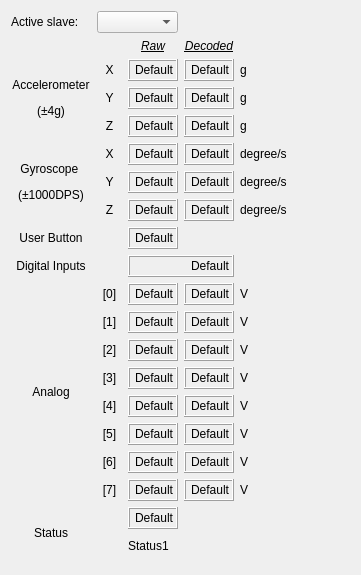
Above: ui/w_manage.ui from JFDuval/flexsea-plan before the change. Below: the same form after it.
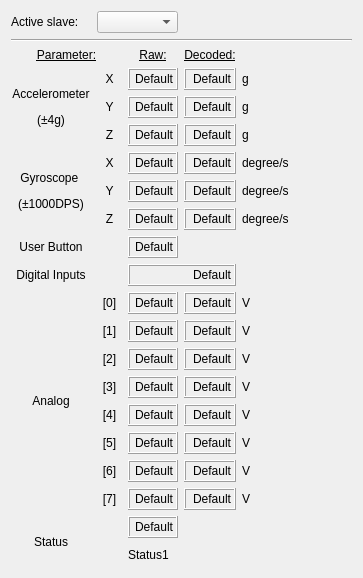
That is the form after the change.

Commit message: Populated the Gossip, Strain & Battery windows. Unified UI styling.

Patch:
```diff
--- a/ui/w_manage.ui
+++ b/ui/w_manage.ui
@@ -43,7 +43,26 @@
      <property name="horizontalSpacing">
       <number>6</number>
      </property>
-     <item row="9" column="2" colspan="2">
+     <item row="9" column="0">
+      <widget class="QLabel" name="label_19">
+       <property name="minimumSize">
+        <size>
+         <width>80</width>
+         <height>0</height>
+        </size>
+       </property>
+       <property name="layoutDirection">
+        <enum>Qt::LeftToRight</enum>
+       </property>
+       <property name="text">
+        <string>User Button</string>
+       </property>
+       <property name="alignment">
+        <set>Qt::AlignCenter</set>
+       </property>
+      </widget>
+     </item>
+     <item row="10" column="2" colspan="2">
       <widget class="QLabel" name="dispDI">
        <property name="minimumSize">
         <size>
@@ -83,7 +102,7 @@
        </property>
       </widget>
      </item>
-     <item row="12" column="2">
+     <item row="13" column="2">
       <widget class="QLabel" name="dispAna2">
        <property name="minimumSize">
         <size>
@@ -123,14 +142,14 @@
        </property>
       </widget>
      </item>
-     <item row="12" column="4">
+     <item row="13" column="4">
       <widget class="QLabel" name="label_109">
        <property name="text">
         <string>V</string>
        </property>
       </widget>
      </item>
-     <item row="12" column="3">
+     <item row="13" column="3">
       <widget class="QLabel" name="dispAna2d">
        <property name="minimumSize">
         <size>
@@ -170,7 +189,7 @@
        </property>
       </widget>
      </item>
-     <item row="13" column="2">
+     <item row="14" column="2">
       <widget class="QLabel" name="dispAna3">
        <property name="minimumSize">
         <size>
@@ -210,14 +229,14 @@
        </property>
       </widget>
      </item>
-     <item row="13" column="4">
+     <item row="14" column="4">
       <widget class="QLabel" name="label_110">
        <property name="text">
         <string>V</string>
        </property>
       </widget>
      </item>
-     <item row="14" column="2">
+     <item row="15" column="2">
       <widget class="QLabel" name="dispAna4">
        <property name="minimumSize">
         <size>
@@ -257,7 +276,7 @@
        </property>
       </widget>
      </item>
-     <item row="13" column="3">
+     <item row="14" column="3">
       <widget class="QLabel" name="dispAna3d">
        <property name="minimumSize">
         <size>
@@ -297,14 +316,14 @@
        </property>
       </widget>
      </item>
-     <item row="14" column="4">
+     <item row="15" column="4">
       <widget class="QLabel" name="label_111">
        <property name="text">
         <string>V</string>
        </property>
       </widget>
      </item>
-     <item row="14" column="3">
+     <item row="15" column="3">
       <widget class="QLabel" name="dispAna4d">
        <property name="minimumSize">
         <size>
@@ -344,7 +363,7 @@
        </property>
       </widget>
      </item>
-     <item row="15" column="2">
+     <item row="16" column="2">
       <widget class="QLabel" name="dispAna5">
        <property name="minimumSize">
         <size>
@@ -384,14 +403,14 @@
        </property>
       </widget>
      </item>
-     <item row="15" column="4">
+     <item row="16" column="4">
       <widget class="QLabel" name="label_112">
        <property name="text">
         <string>V</string>
        </property>
       </widget>
      </item>
-     <item row="15" column="3">
+     <item row="16" column="3">
       <widget class="QLabel" name="dispAna5d">
        <property name="minimumSize">
         <size>
@@ -431,14 +450,14 @@
        </property>
       </widget>
      </item>
-     <item row="16" column="4">
+     <item row="17" column="4">
       <widget class="QLabel" name="label_113">
        <property name="text">
         <string>V</string>
        </property>
       </widget>
      </item>
-     <item row="16" column="3">
+     <item row="17" column="3">
       <widget class="QLabel" name="dispAna6d">
        <property name="minimumSize">
         <size>
@@ -478,7 +497,7 @@
        </property>
       </widget>
      </item>
-     <item row="16" column="2">
+     <item row="17" column="2">
       <widget class="QLabel" name="dispAna6">
        <property name="minimumSize">
         <size>
@@ -518,7 +537,7 @@
        </property>
       </widget>
      </item>
-     <item row="17" column="3">
+     <item row="18" column="3">
       <widget class="QLabel" name="dispAna7d">
        <property name="minimumSize">
         <size>
@@ -558,7 +577,7 @@
        </property>
       </widget>
      </item>
-     <item row="10" column="0" rowspan="8">
+     <item row="11" column="0" rowspan="8">
       <widget class="QLabel" name="label_12">
        <property name="minimumSize">
         <size>
@@ -577,7 +596,7 @@
        </property>
       </widget>
      </item>
-     <item row="17" column="2">
+     <item row="18" column="2">
       <widget class="QLabel" name="dispAna7">
        <property name="minimumSize">
         <size>
@@ -617,14 +636,14 @@
        </property>
       </widget>
      </item>
-     <item row="17" column="4">
+     <item row="18" column="4">
       <widget class="QLabel" name="label_114">
        <property name="text">
         <string>V</string>
        </property>
       </widget>
      </item>
-     <item row="9" column="0">
+     <item row="10" column="0">
       <widget class="QLabel" name="label_18">
        <property name="minimumSize">
         <size>
@@ -643,7 +662,7 @@
        </property>
       </widget>
      </item>
-     <item row="17" column="1">
+     <item row="18" column="1">
       <widget class="QLabel" name="label_17">
        <property name="minimumSize">
         <size>
@@ -659,7 +678,7 @@
        </property>
       </widget>
      </item>
-     <item row="18" column="2">
+     <item row="19" column="2">
       <widget class="QLabel" name="disp_stat1">
        <property name="minimumSize">
         <size>
@@ -699,7 +718,7 @@
        </property>
       </widget>
      </item>
-     <item row="18" column="0" rowspan="2">
+     <item row="19" column="0" rowspan="2">
       <widget class="QLabel" name="label_15">
        <property name="minimumSize">
         <size>
@@ -718,7 +737,7 @@
        </property>
       </widget>
      </item>
-     <item row="19" column="2" colspan="2">
+     <item row="20" column="2" colspan="2">
       <widget class="QLabel" name="label_status1">
        <property name="minimumSize">
         <size>
@@ -731,47 +750,47 @@
        </property>
       </widget>
      </item>
-     <item row="3" column="2">
-      <widget class="QLabel" name="disp_accy">
-       <property name="minimumSize">
-        <size>
-         <width>50</width>
-         <height>22</height>
-        </size>
-       </property>
-       <property name="maximumSize">
-        <size>
-         <width>200</width>
-         <height>16777215</height>
-        </size>
-       </property>
-       <property name="baseSize">
-        <size>
-         <width>50</width>
-         <height>0</height>
-        </size>
-       </property>
-       <property name="autoFillBackground">
-        <bool>false</bool>
-       </property>
-       <property name="frameShape">
-        <enum>QFrame::Box</enum>
-       </property>
-       <property name="frameShadow">
-        <enum>QFrame::Raised</enum>
-       </property>
-       <property name="lineWidth">
-        <number>1</number>
-       </property>
-       <property name="text">
-        <string>Default</string>
-       </property>
-       <property name="alignment">
-        <set>Qt::AlignRight|Qt::AlignTrailing|Qt::AlignVCenter</set>
-       </property>
-      </widget>
-     </item>
      <item row="4" column="2">
+      <widget class="QLabel" name="disp_accy">
+       <property name="minimumSize">
+        <size>
+         <width>50</width>
+         <height>22</height>
+        </size>
+       </property>
+       <property name="maximumSize">
+        <size>
+         <width>200</width>
+         <height>16777215</height>
+        </size>
+       </property>
+       <property name="baseSize">
+        <size>
+         <width>50</width>
+         <height>0</height>
+        </size>
+       </property>
+       <property name="autoFillBackground">
+        <bool>false</bool>
+       </property>
+       <property name="frameShape">
+        <enum>QFrame::Box</enum>
+       </property>
+       <property name="frameShadow">
+        <enum>QFrame::Raised</enum>
+       </property>
+       <property name="lineWidth">
+        <number>1</number>
+       </property>
+       <property name="text">
+        <string>Default</string>
+       </property>
+       <property name="alignment">
+        <set>Qt::AlignRight|Qt::AlignTrailing|Qt::AlignVCenter</set>
+       </property>
+      </widget>
+     </item>
+     <item row="5" column="2">
       <widget class="QLabel" name="disp_accz">
        <property name="minimumSize">
         <size>
@@ -811,7 +830,7 @@
        </property>
       </widget>
      </item>
-     <item row="5" column="1">
+     <item row="6" column="1">
       <widget class="QLabel" name="label_8">
        <property name="minimumSize">
         <size>
@@ -827,7 +846,7 @@
        </property>
       </widget>
      </item>
-     <item row="4" column="3">
+     <item row="5" column="3">
       <widget class="QLabel" name="disp_accz_d">
        <property name="minimumSize">
         <size>
@@ -867,7 +886,7 @@
        </property>
       </widget>
      </item>
-     <item row="2" column="4">
+     <item row="3" column="4">
       <widget class="QLabel" name="label_imu_a_x">
        <property name="sizePolicy">
         <sizepolicy hsizetype="Fixed" vsizetype="Preferred">
@@ -892,7 +911,7 @@
        </property>
       </widget>
      </item>
-     <item row="5" column="2">
+     <item row="6" column="2">
       <widget class="QLabel" name="disp_gyrox">
        <property name="minimumSize">
         <size>
@@ -932,7 +951,7 @@
        </property>
       </widget>
      </item>
-     <item row="2" column="1">
+     <item row="3" column="1">
       <widget class="QLabel" name="label_2">
        <property name="sizePolicy">
         <sizepolicy hsizetype="Fixed" vsizetype="Preferred">
@@ -960,7 +979,7 @@
        </property>
       </widget>
      </item>
-     <item row="1" column="2">
+     <item row="2" column="2">
       <widget class="QLabel" name="label_21">
        <property name="sizePolicy">
         <sizepolicy hsizetype="Minimum" vsizetype="Preferred">
@@ -975,7 +994,7 @@
         </size>
        </property>
        <property name="text">
-        <string>&lt;html&gt;&lt;head/&gt;&lt;body&gt;&lt;p&gt;&lt;span style=&quot; font-style:italic; text-decoration: underline;&quot;&gt;Raw&lt;/span&gt;&lt;/p&gt;&lt;/body&gt;&lt;/html&gt;</string>
+        <string>&lt;html&gt;&lt;head/&gt;&lt;body&gt;&lt;p&gt;&lt;span style=&quot; text-decoration: underline;&quot;&gt;Raw:&lt;/span&gt;&lt;/p&gt;&lt;/body&gt;&lt;/html&gt;</string>
        </property>
        <property name="alignment">
         <set>Qt::AlignCenter</set>
@@ -992,7 +1011,7 @@
      <item row="0" column="1" colspan="2">
       <widget class="QComboBox" name="comboBox_slave"/>
      </item>
-     <item row="3" column="1">
+     <item row="4" column="1">
       <widget class="QLabel" name="label_5">
        <property name="minimumSize">
         <size>
@@ -1008,24 +1027,24 @@
        </property>
       </widget>
      </item>
-     <item row="3" column="4">
+     <item row="4" column="4">
       <widget class="QLabel" name="label_imu_a_y">
        <property name="text">
         <string>g</string>
        </property>
       </widget>
      </item>
-     <item row="1" column="3">
-      <widget class="QLabel" name="label_28">
-       <property name="text">
-        <string>&lt;html&gt;&lt;head/&gt;&lt;body&gt;&lt;p&gt;&lt;span style=&quot; font-style:italic; text-decoration: underline;&quot;&gt;Decoded&lt;/span&gt;&lt;/p&gt;&lt;/body&gt;&lt;/html&gt;</string>
-       </property>
-       <property name="alignment">
-        <set>Qt::AlignCenter</set>
-       </property>
-      </widget>
-     </item>
      <item row="2" column="3">
+      <widget class="QLabel" name="label_28">
+       <property name="text">
+        <string>&lt;html&gt;&lt;head/&gt;&lt;body&gt;&lt;p&gt;&lt;span style=&quot; text-decoration: underline;&quot;&gt;Decoded:&lt;/span&gt;&lt;/p&gt;&lt;/body&gt;&lt;/html&gt;</string>
+       </property>
+       <property name="alignment">
+        <set>Qt::AlignCenter</set>
+       </property>
+      </widget>
+     </item>
+     <item row="3" column="3">
       <widget class="QLabel" name="disp_accx_d">
        <property name="minimumSize">
         <size>
@@ -1065,14 +1084,14 @@
        </property>
       </widget>
      </item>
-     <item row="4" column="4">
+     <item row="5" column="4">
       <widget class="QLabel" name="label_imu_a_z">
        <property name="text">
         <string>g</string>
        </property>
       </widget>
      </item>
-     <item row="2" column="0" rowspan="3">
+     <item row="3" column="0" rowspan="3">
       <widget class="QLabel" name="label">
        <property name="sizePolicy">
         <sizepolicy hsizetype="Fixed" vsizetype="Preferred">
@@ -1103,7 +1122,7 @@
        </property>
       </widget>
      </item>
-     <item row="5" column="0" rowspan="3">
+     <item row="6" column="0" rowspan="3">
       <widget class="QLabel" name="label_10">
        <property name="minimumSize">
         <size>
@@ -1122,7 +1141,7 @@
        </property>
       </widget>
      </item>
-     <item row="4" column="1">
+     <item row="5" column="1">
       <widget class="QLabel" name="label_6">
        <property name="minimumSize">
         <size>
@@ -1138,7 +1157,7 @@
        </property>
       </widget>
      </item>
-     <item row="2" column="2">
+     <item row="3" column="2">
       <widget class="QLabel" name="disp_accx">
        <property name="minimumSize">
         <size>
@@ -1178,14 +1197,14 @@
        </property>
       </widget>
      </item>
-     <item row="10" column="4">
+     <item row="11" column="4">
       <widget class="QLabel" name="label_37">
        <property name="text">
         <string>V</string>
        </property>
       </widget>
      </item>
-     <item row="3" column="3">
+     <item row="4" column="3">
       <widget class="QLabel" name="disp_accy_d">
        <property name="minimumSize">
         <size>
@@ -1225,7 +1244,7 @@
        </property>
       </widget>
      </item>
-     <item row="11" column="1">
+     <item row="12" column="1">
       <widget class="QLabel" name="label_107">
        <property name="minimumSize">
         <size>
@@ -1244,7 +1263,7 @@
        </property>
       </widget>
      </item>
-     <item row="7" column="3">
+     <item row="8" column="3">
       <widget class="QLabel" name="disp_gyroz_d">
        <property name="minimumSize">
         <size>
@@ -1284,7 +1303,7 @@
        </property>
       </widget>
      </item>
-     <item row="10" column="2">
+     <item row="11" column="2">
       <widget class="QLabel" name="dispAna0">
        <property name="minimumSize">
         <size>
@@ -1324,7 +1343,7 @@
        </property>
       </widget>
      </item>
-     <item row="7" column="2">
+     <item row="8" column="2">
       <widget class="QLabel" name="disp_gyroz">
        <property name="minimumSize">
         <size>
@@ -1364,47 +1383,47 @@
        </property>
       </widget>
      </item>
-     <item row="10" column="3">
-      <widget class="QLabel" name="dispAna0d">
-       <property name="minimumSize">
-        <size>
-         <width>50</width>
-         <height>22</height>
-        </size>
-       </property>
-       <property name="maximumSize">
-        <size>
-         <width>200</width>
-         <height>16777215</height>
-        </size>
-       </property>
-       <property name="baseSize">
-        <size>
-         <width>50</width>
-         <height>0</height>
-        </size>
-       </property>
-       <property name="autoFillBackground">
-        <bool>false</bool>
-       </property>
-       <property name="frameShape">
-        <enum>QFrame::Box</enum>
-       </property>
-       <property name="frameShadow">
-        <enum>QFrame::Raised</enum>
-       </property>
-       <property name="lineWidth">
-        <number>1</number>
-       </property>
-       <property name="text">
-        <string>Default</string>
-       </property>
-       <property name="alignment">
-        <set>Qt::AlignRight|Qt::AlignTrailing|Qt::AlignVCenter</set>
-       </property>
-      </widget>
-     </item>
      <item row="11" column="3">
+      <widget class="QLabel" name="dispAna0d">
+       <property name="minimumSize">
+        <size>
+         <width>50</width>
+         <height>22</height>
+        </size>
+       </property>
+       <property name="maximumSize">
+        <size>
+         <width>200</width>
+         <height>16777215</height>
+        </size>
+       </property>
+       <property name="baseSize">
+        <size>
+         <width>50</width>
+         <height>0</height>
+        </size>
+       </property>
+       <property name="autoFillBackground">
+        <bool>false</bool>
+       </property>
+       <property name="frameShape">
+        <enum>QFrame::Box</enum>
+       </property>
+       <property name="frameShadow">
+        <enum>QFrame::Raised</enum>
+       </property>
+       <property name="lineWidth">
+        <number>1</number>
+       </property>
+       <property name="text">
+        <string>Default</string>
+       </property>
+       <property name="alignment">
+        <set>Qt::AlignRight|Qt::AlignTrailing|Qt::AlignVCenter</set>
+       </property>
+      </widget>
+     </item>
+     <item row="12" column="3">
       <widget class="QLabel" name="dispAna1d">
        <property name="minimumSize">
         <size>
@@ -1444,7 +1463,7 @@
        </property>
       </widget>
      </item>
-     <item row="6" column="3">
+     <item row="7" column="3">
       <widget class="QLabel" name="disp_gyroy_d">
        <property name="minimumSize">
         <size>
@@ -1484,7 +1503,7 @@
        </property>
       </widget>
      </item>
-     <item row="5" column="3">
+     <item row="6" column="3">
       <widget class="QLabel" name="disp_gyrox_d">
        <property name="minimumSize">
         <size>
@@ -1524,7 +1543,7 @@
        </property>
       </widget>
      </item>
-     <item row="6" column="2">
+     <item row="7" column="2">
       <widget class="QLabel" name="disp_gyroy">
        <property name="minimumSize">
         <size>
@@ -1564,14 +1583,14 @@
        </property>
       </widget>
      </item>
-     <item row="6" column="4">
+     <item row="7" column="4">
       <widget class="QLabel" name="label_imu_g_y">
        <property name="text">
         <string>degree/s</string>
        </property>
       </widget>
      </item>
-     <item row="7" column="1">
+     <item row="8" column="1">
       <widget class="QLabel" name="label_7">
        <property name="minimumSize">
         <size>
@@ -1587,14 +1606,14 @@
        </property>
       </widget>
      </item>
-     <item row="5" column="4">
+     <item row="6" column="4">
       <widget class="QLabel" name="label_imu_g_x">
        <property name="text">
         <string>degree/s</string>
        </property>
       </widget>
      </item>
-     <item row="11" column="2">
+     <item row="12" column="2">
       <widget class="QLabel" name="dispAna1">
        <property name="minimumSize">
         <size>
@@ -1634,21 +1653,21 @@
        </property>
       </widget>
      </item>
-     <item row="11" column="4">
+     <item row="12" column="4">
       <widget class="QLabel" name="label_108">
        <property name="text">
         <string>V</string>
        </property>
       </widget>
      </item>
-     <item row="7" column="4">
+     <item row="8" column="4">
       <widget class="QLabel" name="label_imu_g_z">
        <property name="text">
         <string>degree/s</string>
        </property>
       </widget>
      </item>
-     <item row="6" column="1">
+     <item row="7" column="1">
       <widget class="QLabel" name="label_9">
        <property name="minimumSize">
         <size>
@@ -1664,7 +1683,7 @@
        </property>
       </widget>
      </item>
-     <item row="10" column="1">
+     <item row="11" column="1">
       <widget class="QLabel" name="label_29">
        <property name="minimumSize">
         <size>
@@ -1683,7 +1702,7 @@
        </property>
       </widget>
      </item>
-     <item row="16" column="1">
+     <item row="17" column="1">
       <widget class="QLabel" name="label_16">
        <property name="minimumSize">
         <size>
@@ -1699,7 +1718,7 @@
        </property>
       </widget>
      </item>
-     <item row="12" column="1">
+     <item row="13" column="1">
       <widget class="QLabel" name="label_4">
        <property name="minimumSize">
         <size>
@@ -1715,7 +1734,7 @@
        </property>
       </widget>
      </item>
-     <item row="14" column="1">
+     <item row="15" column="1">
       <widget class="QLabel" name="label_13">
        <property name="minimumSize">
         <size>
@@ -1731,7 +1750,7 @@
        </property>
       </widget>
      </item>
-     <item row="13" column="1">
+     <item row="14" column="1">
       <widget class="QLabel" name="label_11">
        <property name="minimumSize">
         <size>
@@ -1747,7 +1766,47 @@
        </property>
       </widget>
      </item>
-     <item row="15" column="1">
+     <item row="9" column="2">
+      <widget class="QLabel" name="dispUserButton">
+       <property name="minimumSize">
+        <size>
+         <width>50</width>
+         <height>22</height>
+        </size>
+       </property>
+       <property name="maximumSize">
+        <size>
+         <width>200</width>
+         <height>16777215</height>
+        </size>
+       </property>
+       <property name="baseSize">
+        <size>
+         <width>50</width>
+         <height>0</height>
+        </size>
+       </property>
+       <property name="autoFillBackground">
+        <bool>false</bool>
+       </property>
+       <property name="frameShape">
+        <enum>QFrame::Box</enum>
+       </property>
+       <property name="frameShadow">
+        <enum>QFrame::Raised</enum>
+       </property>
+       <property name="lineWidth">
+        <number>1</number>
+       </property>
+       <property name="text">
+        <string>Default</string>
+       </property>
+       <property name="alignment">
+        <set>Qt::AlignRight|Qt::AlignTrailing|Qt::AlignVCenter</set>
+       </property>
+      </widget>
+     </item>
+     <item row="16" column="1">
       <widget class="QLabel" name="label_14">
        <property name="minimumSize">
         <size>
@@ -1763,62 +1822,17 @@
        </property>
       </widget>
      </item>
-     <item row="8" column="0">
-      <widget class="QLabel" name="label_19">
-       <property name="minimumSize">
-        <size>
-         <width>80</width>
-         <height>0</height>
-        </size>
-       </property>
-       <property name="layoutDirection">
-        <enum>Qt::LeftToRight</enum>
-       </property>
-       <property name="text">
-        <string>User Button</string>
-       </property>
-       <property name="alignment">
-        <set>Qt::AlignCenter</set>
+     <item row="1" column="0" colspan="5">
+      <widget class="Line" name="line">
+       <property name="orientation">
+        <enum>Qt::Horizontal</enum>
        </property>
       </widget>
      </item>
-     <item row="8" column="2">
-      <widget class="QLabel" name="dispUserButton">
-       <property name="minimumSize">
-        <size>
-         <width>50</width>
-         <height>22</height>
-        </size>
-       </property>
-       <property name="maximumSize">
-        <size>
-         <width>200</width>
-         <height>16777215</height>
-        </size>
-       </property>
-       <property name="baseSize">
-        <size>
-         <width>50</width>
-         <height>0</height>
-        </size>
-       </property>
-       <property name="autoFillBackground">
-        <bool>false</bool>
-       </property>
-       <property name="frameShape">
-        <enum>QFrame::Box</enum>
-       </property>
-       <property name="frameShadow">
-        <enum>QFrame::Raised</enum>
-       </property>
-       <property name="lineWidth">
-        <number>1</number>
-       </property>
+     <item row="2" column="0" colspan="2">
+      <widget class="QLabel" name="label_20">
        <property name="text">
-        <string>Default</string>
-       </property>
-       <property name="alignment">
-        <set>Qt::AlignRight|Qt::AlignTrailing|Qt::AlignVCenter</set>
+        <string>&lt;html&gt;&lt;head/&gt;&lt;body&gt;&lt;p align=&quot;center&quot;&gt;&lt;span style=&quot; text-decoration: underline;&quot;&gt;Parameter:&lt;/span&gt;&lt;/p&gt;&lt;/body&gt;&lt;/html&gt;</string>
        </property>
       </widget>
      </item>
```
The commit also changes 6 other files.
